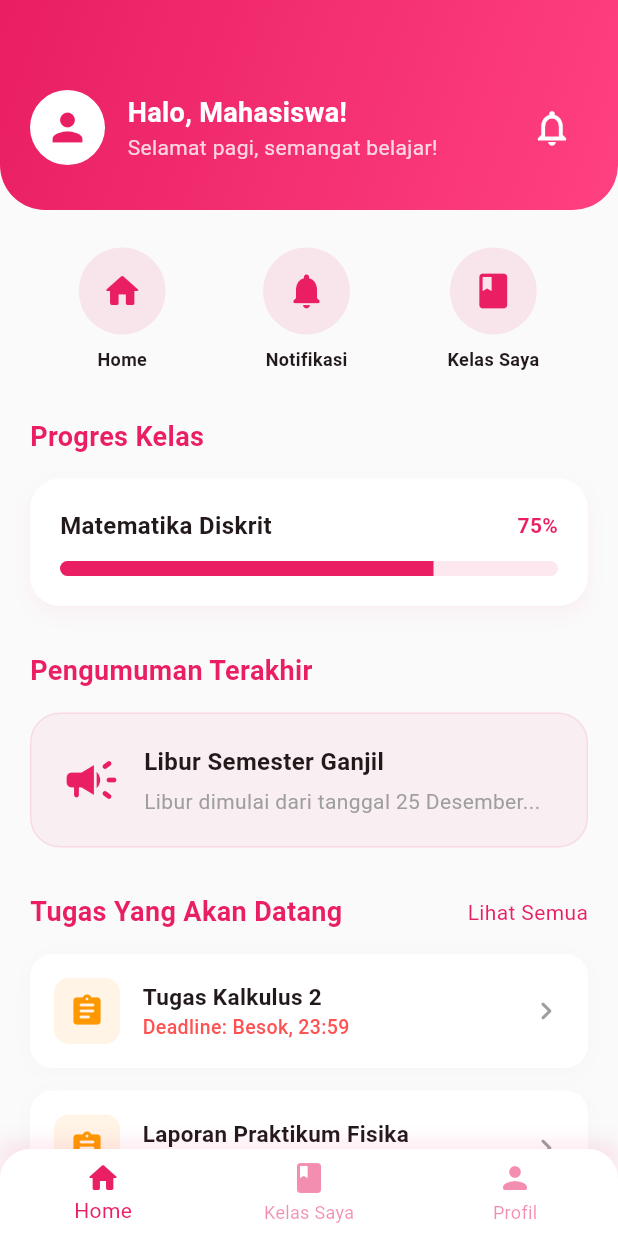
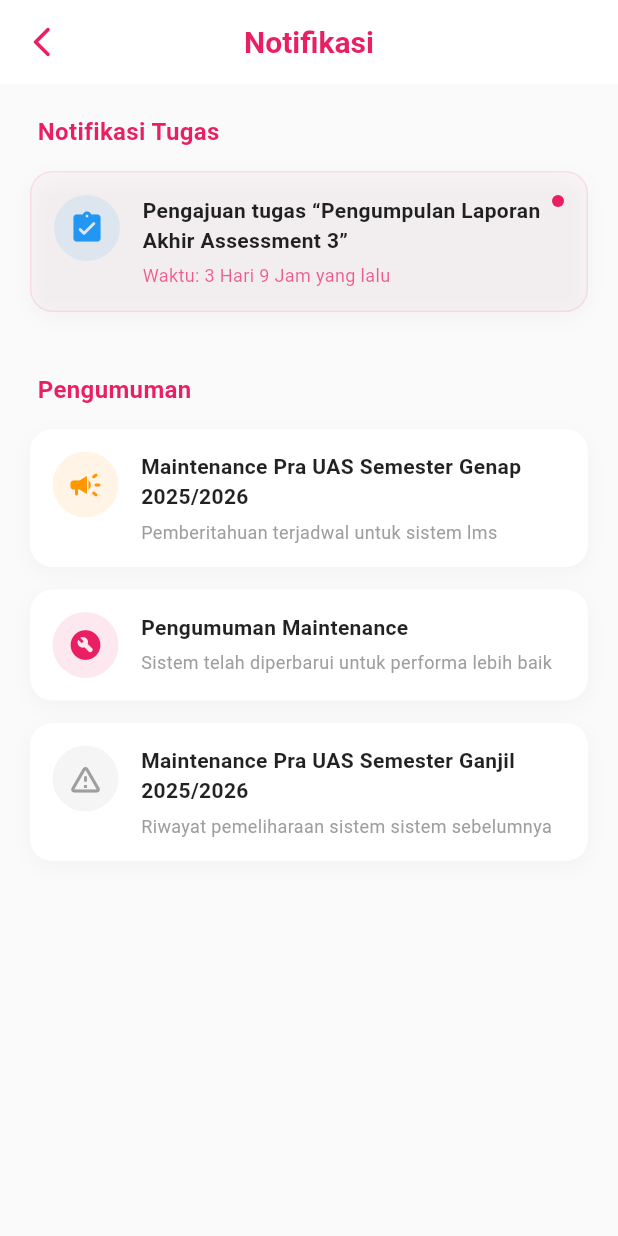
Before and after one commit to Azztldwyh/lms-app, a Flutter app: the screen it shows after launch, after a tap on the "notifications" icon, on a phone screen of 412 x 824 dp. Run offline on Flutter 3.47's test engine with Material 3 defaults, Android fonts, the phone set to English and light mode, and no system bars.

Commit message:
menambahkan isi konten halaman notifikasi

```diff
--- a/lib/screens/home_page.dart
+++ b/lib/screens/home_page.dart
@@ -1,4 +1,5 @@
 import 'package:flutter/material.dart';
+import 'notification_page.dart';
 
 class HomePage extends StatelessWidget {
   const HomePage({super.key});
@@ -60,7 +61,12 @@ class HomePage extends StatelessWidget {
                         ],
                       ),
                       IconButton(
-                        onPressed: () {},
+                        onPressed: () {
+                          Navigator.push(
+                            context,
+                            MaterialPageRoute(builder: (context) => const NotificationPage()),
+                          );
+                        },
                         icon: const Icon(Icons.notifications_outlined, color: Colors.white, size: 28),
                       ),
                     ],
@@ -77,9 +83,14 @@ class HomePage extends StatelessWidget {
               child: Row(
                 mainAxisAlignment: MainAxisAlignment.spaceAround,
                 children: [
-                  _buildQuickMenu(Icons.home_rounded, 'Home', Colors.pink),
-                  _buildQuickMenu(Icons.notifications_rounded, 'Notifikasi', Colors.pink),
-                  _buildQuickMenu(Icons.class_rounded, 'Kelas Saya', Colors.pink),
+                  _buildQuickMenu(context, Icons.home_rounded, 'Home', Colors.pink, () {}),
+                  _buildQuickMenu(context, Icons.notifications_rounded, 'Notifikasi', Colors.pink, () {
+                    Navigator.push(
+                      context,
+                      MaterialPageRoute(builder: (context) => const NotificationPage()),
+                    );
+                  }),
+                  _buildQuickMenu(context, Icons.class_rounded, 'Kelas Saya', Colors.pink, () {}),
                 ],
               ),
             ),
@@ -226,8 +237,10 @@ class HomePage extends StatelessWidget {
     );
   }
 
-  Widget _buildQuickMenu(IconData icon, String label, Color color) {
-    return Column(
+  Widget _buildQuickMenu(BuildContext context, IconData icon, String label, Color color, VoidCallback onTap) {
+    return GestureDetector(
+      onTap: onTap,
+      child: Column(
         children: [
           Container(
             padding: const EdgeInsets.all(15),
@@ -243,6 +256,7 @@ class HomePage extends StatelessWidget {
             style: const TextStyle(fontSize: 12, fontWeight: FontWeight.w600),
           ),
         ],
+      ),
     );
   }
 
--- /dev/null
+++ b/lib/screens/notification_page.dart
@@ -0,0 +1,137 @@
+import 'package:flutter/material.dart';
+
+class NotificationPage extends StatelessWidget {
+  const NotificationPage({super.key});
+
+  @override
+  Widget build(BuildContext context) {
+    return Scaffold(
+      appBar: AppBar(
+        title: const Text('Notifikasi'),
+        centerTitle: true,
+        leading: IconButton(
+          icon: const Icon(Icons.arrow_back_ios_new_rounded),
+          onPressed: () => Navigator.pop(context),
+        ),
+      ),
+      body: ListView(
+        padding: const EdgeInsets.all(20),
+        children: [
+          _buildSectionTitle('Notifikasi Tugas'),
+          _buildNotificationItem(
+            icon: Icons.assignment_turned_in_rounded,
+            title: 'Pengajuan tugas “Pengumpulan Laporan Akhir Assessment 3”',
+            subtitle: 'Waktu: 3 Hari 9 Jam yang lalu',
+            color: Colors.blue,
+            isNew: true,
+          ),
+          const SizedBox(height: 25),
+          _buildSectionTitle('Pengumuman'),
+          _buildNotificationItem(
+            icon: Icons.campaign_rounded,
+            title: 'Maintenance Pra UAS Semester Genap 2025/2026',
+            subtitle: 'Pemberitahuan terjadwal untuk sistem lms',
+            color: Colors.orange,
+          ),
+          _buildNotificationItem(
+            icon: Icons.build_circle_rounded,
+            title: 'Pengumuman Maintenance',
+            subtitle: 'Sistem telah diperbarui untuk performa lebih baik',
+            color: Colors.pink,
+          ),
+          _buildNotificationItem(
+            icon: Icons.warning_amber_rounded,
+            title: 'Maintenance Pra UAS Semester Ganjil 2025/2026',
+            subtitle: 'Riwayat pemeliharaan sistem sistem sebelumnya',
+            color: Colors.grey,
+          ),
+        ],
+      ),
+    );
+  }
+
+  Widget _buildSectionTitle(String title) {
+    return Padding(
+      padding: const EdgeInsets.only(bottom: 15, left: 5),
+      child: Text(
+        title,
+        style: const TextStyle(
+          fontSize: 16,
+          fontWeight: FontWeight.bold,
+          color: Colors.pink,
+        ),
+      ),
+    );
+  }
+
+  Widget _buildNotificationItem({
+    required IconData icon,
+    required String title,
+    required String subtitle,
+    required Color color,
+    bool isNew = false,
+  }) {
+    return Container(
+      margin: const EdgeInsets.only(bottom: 15),
+      padding: const EdgeInsets.all(15),
+      decoration: BoxDecoration(
+        color: isNew ? Colors.pink.withOpacity(0.02) : Colors.white,
+        borderRadius: BorderRadius.circular(15),
+        border: isNew ? Border.all(color: Colors.pink.withOpacity(0.1)) : null,
+        boxShadow: [
+          BoxShadow(
+            color: Colors.black.withOpacity(0.03),
+            blurRadius: 10,
+            offset: const Offset(0, 4),
+          ),
+        ],
+      ),
+      child: Row(
+        crossAxisAlignment: CrossAxisAlignment.start,
+        children: [
+          Container(
+            padding: const EdgeInsets.all(10),
+            decoration: BoxDecoration(
+              color: color.withOpacity(0.1),
+              shape: BoxShape.circle,
+            ),
+            child: Icon(icon, color: color, size: 24),
+          ),
+          const SizedBox(width: 15),
+          Expanded(
+            child: Column(
+              crossAxisAlignment: CrossAxisAlignment.start,
+              children: [
+                Text(
+                  title,
+                  style: TextStyle(
+                    fontSize: 14,
+                    fontWeight: isNew ? FontWeight.bold : FontWeight.w600,
+                    color: Colors.black87,
+                  ),
+                ),
+                const SizedBox(height: 5),
+                Text(
+                  subtitle,
+                  style: TextStyle(
+                    fontSize: 12,
+                    color: isNew ? Colors.pink.withOpacity(0.7) : Colors.grey,
+                  ),
+                ),
+              ],
+            ),
+          ),
+          if (isNew)
+            Container(
+              width: 8,
+              height: 8,
+              decoration: const BoxDecoration(
+                color: Colors.pink,
+                shape: BoxShape.circle,
+              ),
+            ),
+        ],
+      ),
+    );
+  }
+}
```
Lines whose indentation alone changed are shown as unchanged.
